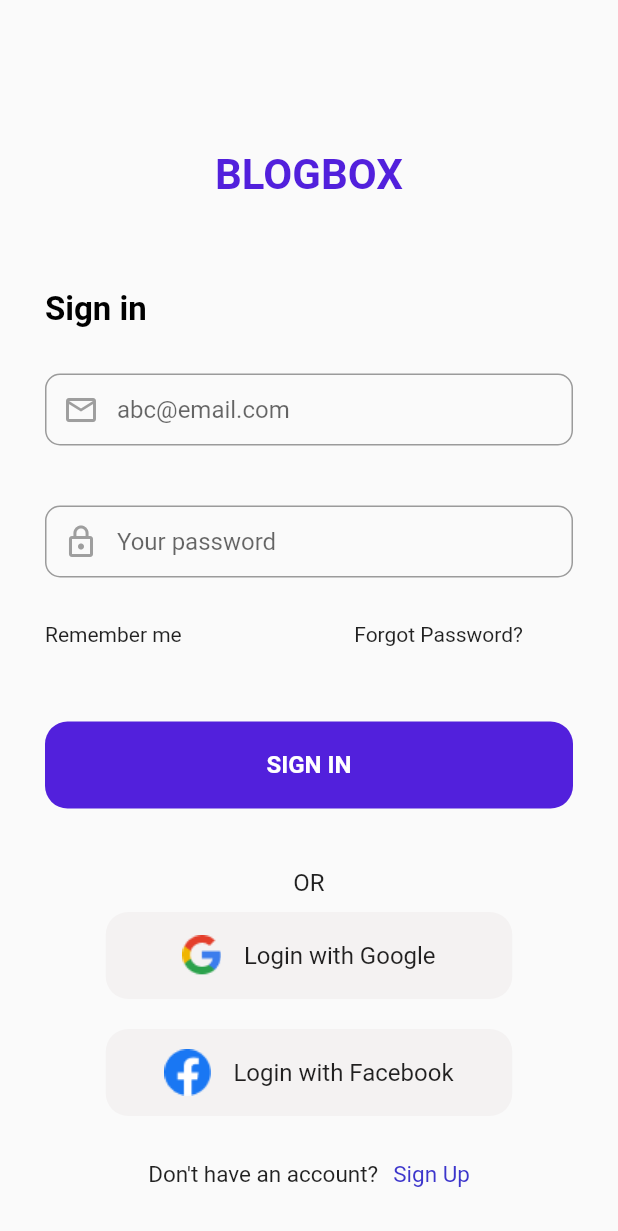
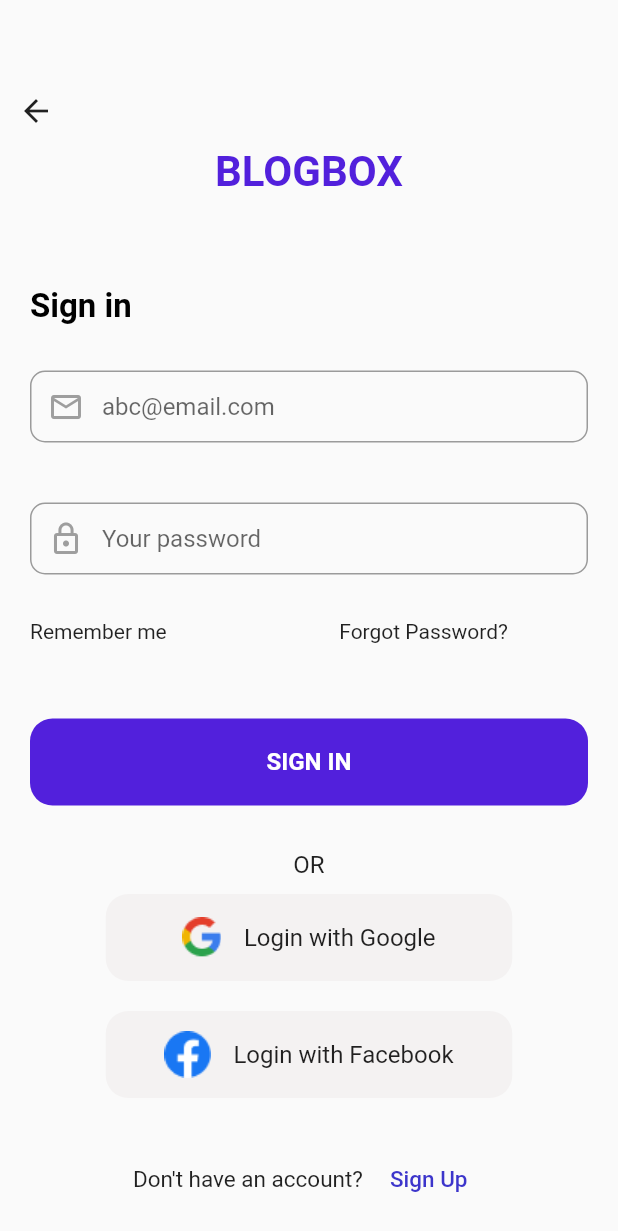
Before and after one commit to abilityekpat/blogbox, a Flutter app: the SignIn screen opened directly, on a phone screen of 412 x 824 dp. Shown: the top 1231 px of the screen. Run offline on Flutter 3.47's test engine with Material 2 defaults, Android fonts, the phone set to English and light mode, and no system bars; our stand-ins replace firebase_auth, firebase_core, flutter_spinkit, fluttertoast; accounts and stored records are empty; network calls fail; Roboto replaces fonts that are missing (Poppins).

Commit message:
Authentication service done

```diff
--- a/lib/main.dart
+++ b/lib/main.dart
@@ -1,6 +1,7 @@
 import 'package:firebase_core/firebase_core.dart';
 import 'package:flutter/material.dart';
-import 'package:news/screens/home/display.dart';
+import 'package:news/screens/authentication/sign_in.dart';
+import 'package:news/screens/authentication/sign_up.dart';
 import 'package:news/screens/home/home.dart';
 import 'firebase_options.dart';
 
@@ -17,7 +18,7 @@ class MyApp extends StatelessWidget {
   @override
   Widget build(BuildContext context) {
     return const MaterialApp(
-      home: Home(),
+      home: SignUp(),
     );
   }
 }
--- a/lib/screens/authentication/sign_in.dart
+++ b/lib/screens/authentication/sign_in.dart
@@ -1,7 +1,12 @@
+import 'dart:developer';
+
 import 'package:flutter/material.dart';
+import 'package:news/screens/authentication/sign_up.dart';
+import 'package:news/screens/home/home.dart';
 import 'package:news/services/authenticate.dart';
 
 import '../../widgets/custom_buttom.dart';
+import '../../widgets/loader.dart';
 
 class SignIn extends StatefulWidget {
   const SignIn({super.key});
@@ -14,20 +19,49 @@ class _SignInState extends State<SignIn> {
   final _emailController = TextEditingController();
   final _passwordController = TextEditingController();
   final AuthService _authService = AuthService();
-  login() {
-    _authService.signInUsingEmailPassword(
+  bool isLoading = false;
+  login() async {
+    log(_emailController.text);
+    log(_passwordController.text);
+    setState(() {
+      isLoading = true;
+    });
+    bool result = await _authService.signInWithEmailPassword(
         _emailController.text, _passwordController.text);
+    setState(() {
+      isLoading = false;
+    });
+    if (result == true) {
+      Navigator.push(
+        context,
+        MaterialPageRoute(builder: (context) => const Home()),
+      );
+    }
   }
 
   @override
   Widget build(BuildContext context) {
     return Scaffold(
-      body: SingleChildScrollView(
-        child: Padding(
-          padding: const EdgeInsets.symmetric(vertical: 100, horizontal: 30),
+      body: isLoading
+          ? const Loader()
+          : SingleChildScrollView(
               child: Column(
                 crossAxisAlignment: CrossAxisAlignment.start,
                 children: [
+                  Padding(
+                    padding: const EdgeInsets.only(top: 50),
+                    child: Column(
+                      children: [
+                        IconButton(
+                            onPressed: () {
+                              Navigator.pop(context);
+                            },
+                            icon: const Icon(
+                              Icons.arrow_back,
+                            ))
+                      ],
+                    ),
+                  ),
                   const Center(
                       child: Text(
                     "BLOGBOX",
@@ -37,7 +71,12 @@ class _SignInState extends State<SignIn> {
                       color: Color.fromARGB(255, 82, 32, 220),
                     ),
                   )),
-              SizedBox(height: 60),
+                  const SizedBox(height: 60),
+                  Padding(
+                    padding: const EdgeInsets.symmetric(horizontal: 20),
+                    child: Column(
+                      crossAxisAlignment: CrossAxisAlignment.start,
+                      children: [
                         const Text(
                           "Sign in",
                           style: TextStyle(
@@ -61,7 +100,7 @@ class _SignInState extends State<SignIn> {
                             ),
                           ),
                         ),
-              SizedBox(height: 40),
+                        const SizedBox(height: 40),
                         TextFormField(
                           controller: _passwordController,
                           decoration: InputDecoration(
@@ -76,7 +115,7 @@ class _SignInState extends State<SignIn> {
                             ),
                           ),
                         ),
-              SizedBox(height: 30),
+                        const SizedBox(height: 30),
                         Row(
                           children: const [
                             Text(
@@ -95,8 +134,11 @@ class _SignInState extends State<SignIn> {
                           ],
                         ),
                         const SizedBox(height: 50),
-              CustomButton(buttonText: "SIGN IN", onTap: login),
-              const SizedBox(height: 40),
+                        CustomButton(
+                          buttonText: "SIGN IN",
+                          onTap: login,
+                        ),
+                        const SizedBox(height: 30),
                         const Center(
                           child: Text(
                             "OR",
@@ -116,7 +158,7 @@ class _SignInState extends State<SignIn> {
                               mainAxisAlignment: MainAxisAlignment.center,
                               children: [
                                 Image.asset("assets/images/google.png"),
-                      SizedBox(width: 15),
+                                const SizedBox(width: 15),
                                 const Text(
                                   "Login with Google",
                                   style: TextStyle(fontSize: 16),
@@ -138,7 +180,7 @@ class _SignInState extends State<SignIn> {
                               mainAxisAlignment: MainAxisAlignment.center,
                               children: [
                                 Image.asset("assets/images/facebook.png"),
-                      SizedBox(width: 15),
+                                const SizedBox(width: 15),
                                 const Text(
                                   "Login with Facebook",
                                   style: TextStyle(fontSize: 16),
@@ -147,20 +189,29 @@ class _SignInState extends State<SignIn> {
                             ),
                           ),
                         ),
-              SizedBox(height: 30),
+                        const SizedBox(height: 30),
                         Row(
                           mainAxisAlignment: MainAxisAlignment.center,
-                children: const [
-                  Text(
+                          children: [
+                            const Text(
                               "Don't have an account?",
                               style: TextStyle(fontSize: 15),
                             ),
                             SizedBox(width: 10),
-                  Text(
-                    "Sign Up",
+                            TextButton(
+                              onPressed: () {
+                                Navigator.push(
+                                  context,
+                                  MaterialPageRoute(
+                                      builder: (context) => SignUp()),
+                                );
+                              },
+                              child: Text(
+                                "Sign Up ",
                                 style: TextStyle(
                                   fontSize: 15,
                                   color: Color.fromARGB(255, 60, 53, 203),
+                                ),
                               ),
                             ),
                           ],
@@ -168,6 +219,8 @@ class _SignInState extends State<SignIn> {
                       ],
                     ),
                   ),
+                ],
+              ),
             ),
     );
   }
--- a/lib/widgets/custom_buttom.dart
+++ b/lib/widgets/custom_buttom.dart
@@ -14,7 +14,7 @@ class CustomButton extends StatelessWidget {
         width: double.infinity,
         height: 58,
         decoration: BoxDecoration(
-          color: Color.fromARGB(255, 82, 32, 220),
+          color: const Color.fromARGB(255, 82, 32, 220),
           borderRadius: BorderRadius.circular(15.0),
         ),
         child: Center(
--- a/pubspec.yaml
+++ b/pubspec.yaml
@@ -37,6 +37,8 @@ dependencies:
   cupertino_icons: ^1.0.2
   firebase_core: ^2.13.0
   firebase_auth: ^4.6.1
+  flutter_spinkit: ^5.2.0
+  fluttertoast: ^8.2.2
 
 dev_dependencies:
   flutter_test:
```
Also changed, not shown: lib/screens/authentication/sign_up.dart (+34 -14 lines), lib/services/authenticate.dart (+16 -5 lines), lib/widgets/loader.dart (added, +14 -0 lines), lib/widgets/toast.dart (added, +15 -0 lines), pubspec.lock, 1 other file. Lines whose indentation alone changed are shown as unchanged.
